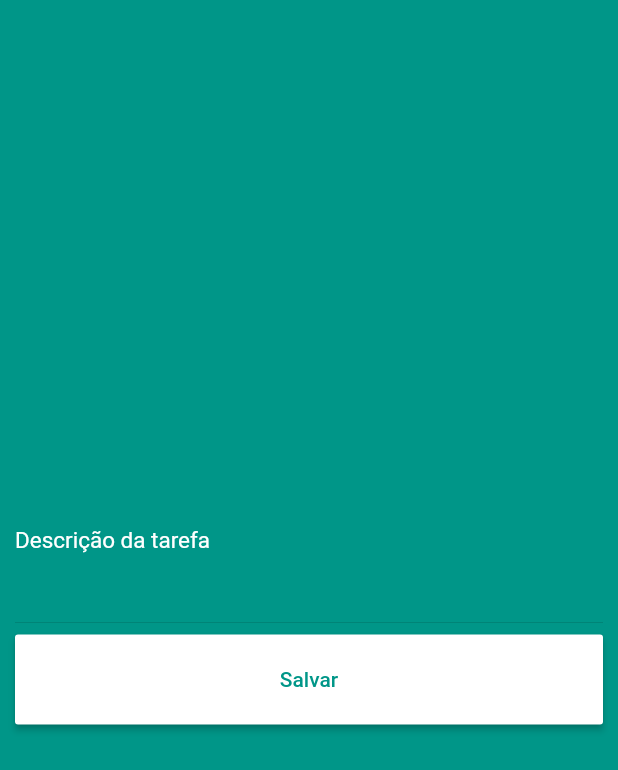
After one commit to LucasHenriqueAbreu/escomputacaomovel, a Flutter app: the screen it shows after launch, after a tap on the "add" icon, on a phone screen of 412 x 824 dp. The commit adds this screen. Shown: the top 770 px of the screen. Run offline on Flutter 3.47's test engine with Material 2 defaults, Android fonts, the phone set to English and light mode, and no system bars.

Commit message:
Criado tela de cadastro

```diff
--- a/tarefas/lib/main.dart
+++ b/tarefas/lib/main.dart
@@ -10,7 +10,7 @@ class MyApp extends StatelessWidget {
       debugShowCheckedModeBanner: false,
       title: 'Tarefas',
       theme: ThemeData(
-        primarySwatch: Colors.indigo,
+        primarySwatch: Colors.teal,
       ),
       home: Home(),
     );
--- /dev/null
+++ b/tarefas/lib/pages/cadastro.dart
@@ -0,0 +1,61 @@
+import 'package:flutter/material.dart';
+
+class Cadastro extends StatelessWidget {
+  TextEditingController tfDescricao = TextEditingController();
+
+  void _enviarDados(BuildContext context, String descricao) {
+    Navigator.pop(context, descricao);
+  }
+
+  Widget _criaInputTexto() {
+    return TextFormField(
+      autofocus: true,
+      controller: tfDescricao,
+      keyboardType: TextInputType.text,
+      style: TextStyle(fontSize: 20.0, color: Colors.white),
+      decoration: InputDecoration(
+        labelText: 'Descrição da tarefa',
+        labelStyle: TextStyle(
+          color: Colors.white,
+        ),
+      ),
+    );
+  }
+
+  Widget _criaBotao(BuildContext context) {
+    return ButtonTheme(
+      height: 60.0,
+      child: RaisedButton(
+        color: Colors.white,
+        child: Text(
+          'Salvar',
+          style: TextStyle(color: Colors.teal),
+        ),
+        onPressed: () {
+          _enviarDados(context, tfDescricao.text);
+        },
+      ),
+    );
+  }
+
+  @override
+  Widget build(BuildContext context) {
+    return Scaffold(
+      backgroundColor: Colors.teal,
+      body: Padding(
+        padding: EdgeInsets.all(10),
+        child: Center(
+          child: Column(
+            crossAxisAlignment: CrossAxisAlignment.stretch,
+            mainAxisAlignment: MainAxisAlignment.center,
+            children: <Widget>[
+              _criaInputTexto(),
+              Divider(),
+              _criaBotao(context)
+            ],
+          ),
+        ),
+      ),
+    );
+  }
+}
--- a/tarefas/lib/pages/home.dart
+++ b/tarefas/lib/pages/home.dart
@@ -1,21 +1,35 @@
 import 'package:flutter/material.dart';
 import 'package:tarefas/models/tarefa.dart';
+import 'package:tarefas/pages/cadastro.dart';
 
 class Home extends StatefulWidget {
   var tarefas = new List<Tarefa>();
-  var teste = 0;
 
   Home() {
     tarefas = [];
-    tarefas.add(new Tarefa(id: 1, descricao: 'Lavar louça', pronta: true));
-    tarefas.add(new Tarefa(id: 2, descricao: 'Estudar', pronta: false));
-    tarefas.add(new Tarefa(id: 3, descricao: 'Pagar boleto', pronta: false));
   }
   @override
   _HomeState createState() => _HomeState();
 }
 
 class _HomeState extends State<Home> {
+  void _abrirCadastro(BuildContext context) async {
+    final descricao = await Navigator.push(
+      context,
+      MaterialPageRoute(builder: (context) => Cadastro()),
+    );
+    _addTarefa(descricao);
+  }
+
+  _addTarefa(String descricao) {
+    setState(() {
+      widget.tarefas.add(
+        new Tarefa(
+            id: widget.tarefas.length + 1, descricao: descricao, pronta: false),
+      );
+    });
+  }
+
   @override
   Widget build(BuildContext context) {
     return Scaffold(
@@ -46,6 +60,12 @@ class _HomeState extends State<Home> {
           );
         },
       ),
+      floatingActionButton: FloatingActionButton(
+        onPressed: () {
+          _abrirCadastro(context);
+        },
+        child: Icon(Icons.add),
+      ),
     );
   }
 }
--- a/todo/pubspec.yaml
+++ b/todo/pubspec.yaml
@@ -19,6 +19,7 @@ environment:
 dependencies:
   flutter:
     sdk: flutter
+  moor_flutter: ^2.1.1
 
   # The following adds the Cupertino Icons font to your application.
   # Use with the CupertinoIcons class for iOS style icons.
@@ -27,7 +28,8 @@ dependencies:
 dev_dependencies:
   flutter_test:
     sdk: flutter
-
+  moor_generator: ^2.4.0
+  build_runner: ^1.7.4
 
 # For information on the generic Dart part of this file, see the
 # following page: https://dart.dev/tools/pub/pubspec
```
Also changed, not shown: todo/pubspec.lock.
